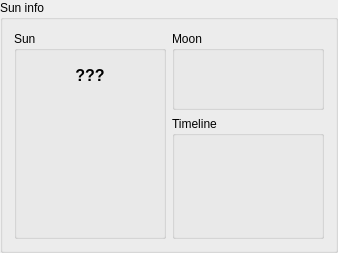
The window that widgets/qsuninfo.ui (AMOS-uniba/amos-client) describes before a commit, drawn with Qt 5.
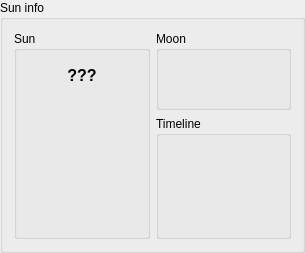
The same window after the commit. Custom widgets are drawn as their Qt base class.

Patch:
```diff
--- a/widgets/qsuninfo.ui
+++ b/widgets/qsuninfo.ui
@@ -6,7 +6,7 @@
    <rect>
     <x>0</x>
     <y>0</y>
-    <width>338</width>
+    <width>305</width>
     <height>225</height>
    </rect>
   </property>
```
